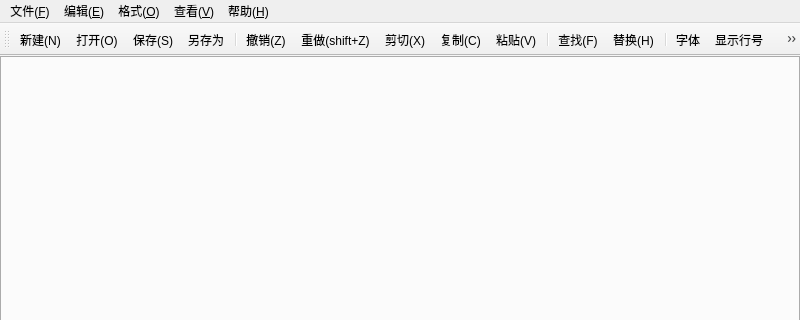
Above: Mynotepad/mainwindow.ui from roeeshua/Mynotepad before the change; both pictures show x 0 to 800 and y 0 to 320 of the 800 by 600 pixel window. Below: the same form after it.
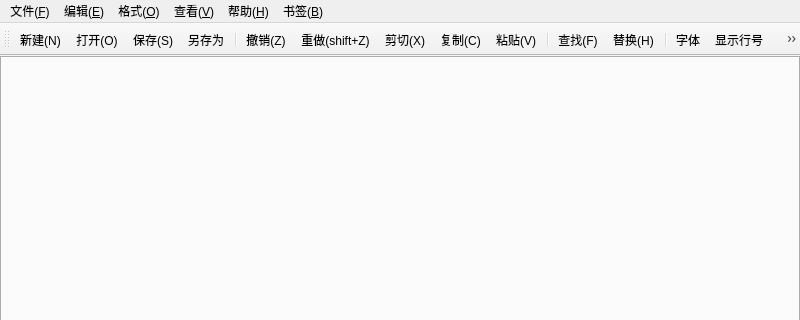
That is the form after the change. Icons and pictures are not drawn.

Commit message: 实现了书签功能

Patch:
```diff
--- a/Mynotepad/mainwindow.ui
+++ b/Mynotepad/mainwindow.ui
@@ -85,11 +85,21 @@
     </property>
     <addaction name="actionAbout"/>
    </widget>
+   <widget class="QMenu" name="menuBookmarks">
+    <property name="title">
+     <string>书签(&amp;B)</string>
+    </property>
+    <addaction name="actionAddBookmark"/>
+    <addaction name="actionRemoveBookmark"/>
+    <addaction name="actionViewBookmarks"/>
+    <addaction name="actionGotoBookmark"/>
+   </widget>
    <addaction name="menu_F"/>
    <addaction name="menu_E"/>
    <addaction name="menu_O"/>
    <addaction name="menu_V"/>
    <addaction name="menu_H"/>
+   <addaction name="menuBookmarks"/>
   </widget>
   <widget class="QToolBar" name="toolBar">
    <property name="windowTitle">
```
Left out of the diff: 35 changed lines with no effect on the pictures. The commit also changes 64 other files.
